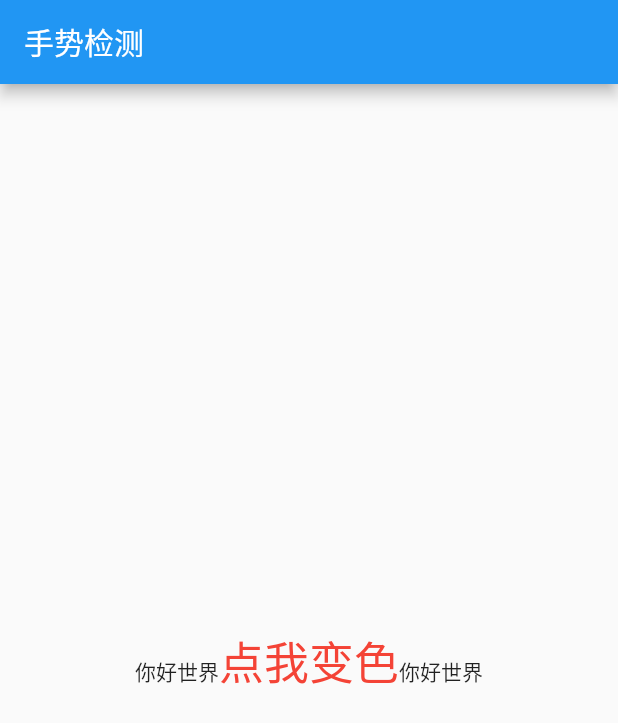
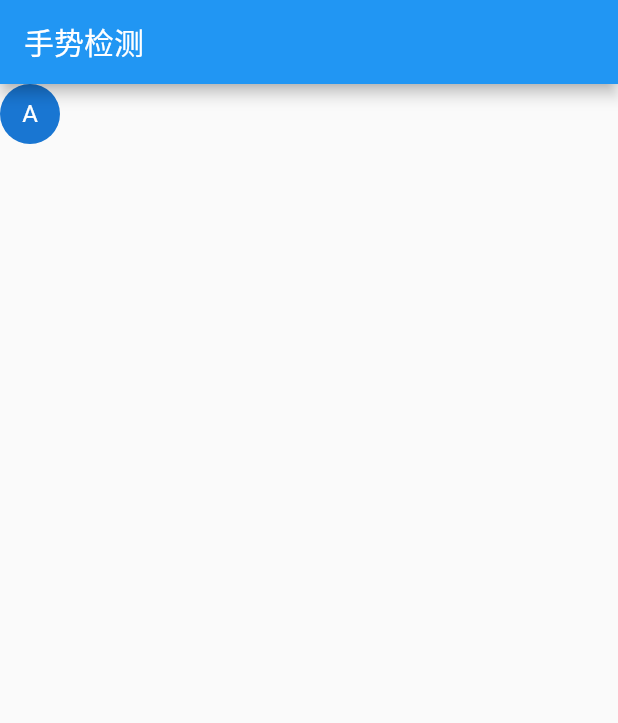
Before and after one commit to real-jacket/flutter-demo, a Flutter app: the screen it shows after launch, on a phone screen of 412 x 824 dp. Shown: the top 723 px of the screen. Run offline on Flutter 3.47's test engine with Material 2 defaults, Android fonts, the phone set to English and light mode, and no system bars.

Commit message:
手势竞争

```diff
--- a/lib/main.dart
+++ b/lib/main.dart
@@ -1,5 +1,4 @@
 import 'package:flutter/material.dart';
-import 'package:flutter/gestures.dart';
 
 void main() => runApp(new MyApp());
 
@@ -11,48 +10,47 @@ class MyApp extends StatelessWidget {
       theme: new ThemeData(
         primaryColor: Colors.blue,
       ),
-      home: Gestrue(),
+      home: BothDirectionTestRoute(),
     );
   }
 }
 
-class Gestrue extends StatefulWidget {
+class BothDirectionTestRoute extends StatefulWidget {
   @override
-  _GestrueState createState() => _GestrueState();
+  _BothDirectionTestRouteState createState() => _BothDirectionTestRouteState();
 }
 
-class _GestrueState extends State<Gestrue> {
-  TapGestureRecognizer _tapGestureRecognizer = TapGestureRecognizer();
-  bool _toggle = false;
-
-  @override
-  void dispose() {
-    _tapGestureRecognizer.dispose();
-    super.dispose();
-  }
+class _BothDirectionTestRouteState extends State<BothDirectionTestRoute> {
+  double _top = 0.0;
+  double _left = 0.0;
 
   @override
   Widget build(BuildContext context) {
     return Scaffold(
-      appBar: AppBar(
-        title: Text('手势检测'),
-      ),
-      body: Center(
-        child: Text.rich(TextSpan(children: [
-          TextSpan(text: '你好世界'),
-          TextSpan(
-              text: '点我变色',
-              style: TextStyle(
-                  fontSize: 30.0, color: _toggle ? Colors.blue : Colors.red),
-              recognizer: _tapGestureRecognizer
-                ..onTap = () {
+        appBar: AppBar(
+          title: Text('手势检测'),
+        ),
+        body: Stack(
+          children: <Widget>[
+            Positioned(
+              top: _top,
+              left: _left,
+              child: GestureDetector(
+                child: CircleAvatar(child: Text("A")),
+                //垂直方向拖动事件
+                onVerticalDragUpdate: (DragUpdateDetails details) {
                   setState(() {
-                    _toggle = !_toggle;
+                    _top += details.delta.dy;
                   });
-                }),
-          TextSpan(text: '你好世界')
-        ])),
-      ),
-    );
+                },
+                onHorizontalDragUpdate: (DragUpdateDetails details) {
+                  setState(() {
+                    _left += details.delta.dx;
+                  });
+                },
+              ),
+            )
+          ],
+        ));
   }
 }
```
